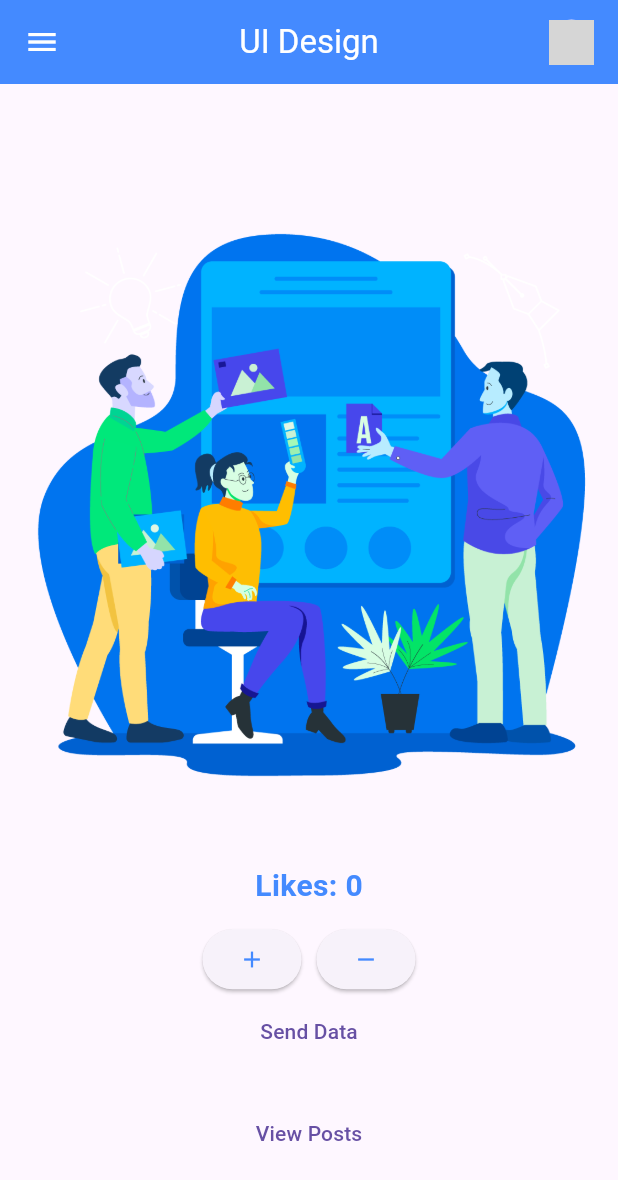
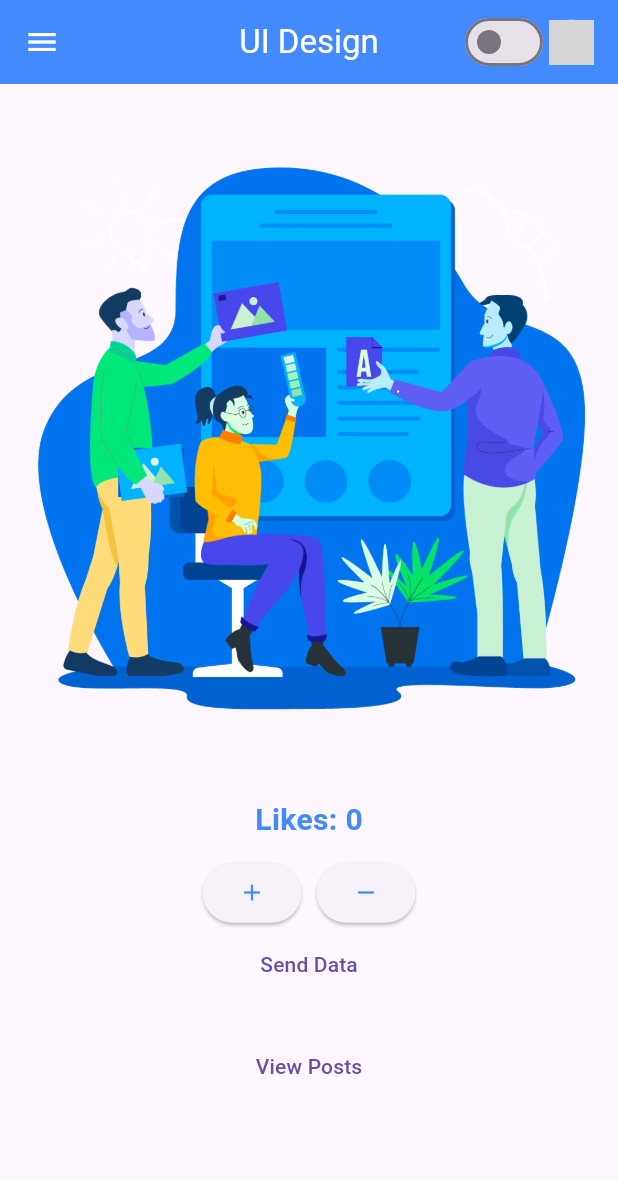
Before and after one commit to Matiz009/MAD1, a Flutter app: the HomeScreen screen opened directly, on a phone screen of 412 x 824 dp. Shown: the top 1180 px of the screen. Run offline on Flutter 3.47's test engine with Material 3 defaults, Android fonts, the phone set to English and light mode, and no system bars; network calls fail; grey boxes are pictures that could not be loaded.

Commit message:
day-3 started;

```diff
--- a/lib/home.dart
+++ b/lib/home.dart
@@ -1,4 +1,7 @@
+import 'package:app_one/books.dart';
+import 'package:app_one/themeprovider.dart';
 import 'package:flutter/material.dart';
+import 'package:provider/provider.dart';
 
 class HomeScreen extends StatefulWidget {
   const HomeScreen({super.key});
@@ -9,6 +12,7 @@ class HomeScreen extends StatefulWidget {
 
 class _HomeScreenState extends State<HomeScreen> {
   var likes = 0;
+
   void incrementLikes() {
     setState(() {
       likes = likes + 1;
@@ -23,15 +27,24 @@ class _HomeScreenState extends State<HomeScreen> {
 
   @override
   Widget build(BuildContext context) {
+    final themeProvider = Provider.of<ThemeProvider>(context);
+
     return Scaffold(
       appBar: AppBar(
         title: const Text('UI Design', style: TextStyle(color: Colors.white)),
         leading: const Icon(Icons.menu, color: Colors.white),
-
         backgroundColor: Colors.blueAccent,
         centerTitle: true,
         titleSpacing: 20,
         actions: [
+          // 🔁 Theme toggle switch
+          Switch(
+            value: themeProvider.isDarkMode,
+            onChanged: (value) {
+              themeProvider.toggleTheme(value);
+            },
+            activeColor: Colors.white,
+          ),
           Padding(
             padding: const EdgeInsets.only(right: 16.0),
             child: CircleAvatar(
@@ -43,9 +56,10 @@ class _HomeScreenState extends State<HomeScreen> {
           ),
         ],
       ),
-      body: Column(
-        mainAxisAlignment:
-            MainAxisAlignment.center, // Center content vertically
+      body: SingleChildScrollView(
+        scrollDirection: Axis.vertical,
+        child: Column(
+          mainAxisAlignment: MainAxisAlignment.center,
           children: [
             const SizedBox(height: 20),
             Image.asset('assets/hero-image.png'),
@@ -57,60 +71,41 @@ class _HomeScreenState extends State<HomeScreen> {
                 color: Colors.blueAccent,
               ),
             ),
-          const SizedBox(height: 10), // Add spacing between text and buttons
+            const SizedBox(height: 10),
             Center(
               child: Row(
-              mainAxisAlignment:
-                  MainAxisAlignment.center, // Center buttons horizontally
+                mainAxisAlignment: MainAxisAlignment.center,
                 children: [
                   ElevatedButton(
                     onPressed: incrementLikes,
-                  child: const Icon(
-                    Icons.add,
-                    color: Colors.blueAccent,
-                  ), // Changed to +
+                    child: const Icon(Icons.add, color: Colors.blueAccent),
                   ),
                   const SizedBox(width: 10),
                   ElevatedButton(
                     onPressed: decrementLikes,
-                  child: const Icon(
-                    Icons.remove,
-                    color: Colors.blueAccent,
-                  ), // Changed to -
+                    child: const Icon(Icons.remove, color: Colors.blueAccent),
                   ),
                 ],
               ),
             ),
             TextButton(
               onPressed: () {
-              // Navigator.pushReplacement(
-              //   context,
-              //   MaterialPageRoute(builder: (context) => Screen2()),
-              // );
-              // Navigator.push(
-              //   context,
-              //   MaterialPageRoute(builder: (context) => Screen2()),
-              // );
-              Navigator.pushNamed(context, "/two");
+                Navigator.pushReplacement(
+                  context,
+                  MaterialPageRoute(builder: (context) => const Books()),
+                );
               },
-            child: Text("Send Data"),
+              child: const Text("Send Data"),
             ),
             const SizedBox(height: 20),
             TextButton(
               onPressed: () {
-              // Navigator.pushReplacement(
-              //   context,
-              //   MaterialPageRoute(builder: (context) => Screen2()),
-              // );
-              // Navigator.push(
-              //   context,
-              //   MaterialPageRoute(builder: (context) => Screen2()),
-              // );
                 Navigator.pushNamed(context, "/posts");
               },
-            child: Text("View Posts"),
+              child: const Text("View Posts"),
             ),
           ],
+        ),
       ),
     );
   }
--- a/lib/main.dart
+++ b/lib/main.dart
@@ -1,13 +1,44 @@
-import 'package:app_one/books.dart';
-import 'package:app_one/posts.dart';
-import 'package:app_one/screen2.dart';
-import 'package:app_one/splash_screen.dart';
-import 'package:app_one/users.dart';
+import 'package:app_one/themeprovider.dart';
 import 'package:flutter/material.dart';
+import 'package:provider/provider.dart';
+import 'books.dart';
+import 'posts.dart';
+import 'screen2.dart';
+import 'splash_screen.dart';
+import 'users.dart';
+
+final lightTheme = ThemeData(
+  brightness: Brightness.light,
+  primaryColor: Colors.blue,
+  fontFamily: 'Roboto',
+  useMaterial3: true,
+);
+
+final darkTheme = ThemeData(
+  brightness: Brightness.dark,
+  primaryColor: Colors.deepPurple,
+  fontFamily: 'Roboto',
+  useMaterial3: true,
+);
 
 void main() {
   runApp(
-    MaterialApp(
+    ChangeNotifierProvider(
+      create: (_) => ThemeProvider(),
+      child: const MyApp(),
+    ),
+  );
+}
+
+class MyApp extends StatelessWidget {
+  const MyApp({super.key});
+
+  @override
+  Widget build(BuildContext context) {
+    final themeProvider = Provider.of<ThemeProvider>(context);
+
+    return MaterialApp(
+      debugShowCheckedModeBanner: false,
       home: SplashScreen(),
       routes: {
         '/two': ((context) => Screen2()),
@@ -15,6 +46,9 @@ void main() {
         '/posts': ((context) => PostsScreen()),
         '/users': ((context) => Users()),
       },
-    ),
-  );
+      theme: lightTheme,
+      darkTheme: darkTheme,
+      themeMode: themeProvider.themeMode,
+    );
+  }
 }
--- /dev/null
+++ b/lib/themeprovider.dart
@@ -0,0 +1,15 @@
+// theme_provider.dart
+import 'package:flutter/material.dart';
+
+class ThemeProvider extends ChangeNotifier {
+  ThemeMode _themeMode = ThemeMode.system;
+
+  ThemeMode get themeMode => _themeMode;
+
+  bool get isDarkMode => _themeMode == ThemeMode.dark;
+
+  void toggleTheme(bool isOn) {
+    _themeMode = isOn ? ThemeMode.dark : ThemeMode.light;
+    notifyListeners();
+  }
+}
--- a/pubspec.yaml
+++ b/pubspec.yaml
@@ -35,6 +35,7 @@ dependencies:
   # Use with the CupertinoIcons class for iOS style icons.
   cupertino_icons: ^1.0.8
   http: ^1.4.0
+  provider: ^6.0.0
 
 dev_dependencies:
   flutter_launcher_icons: "^0.14.3"
```
Also changed, not shown: pubspec.lock, 1 other file. Lines whose indentation alone changed are shown as unchanged.
